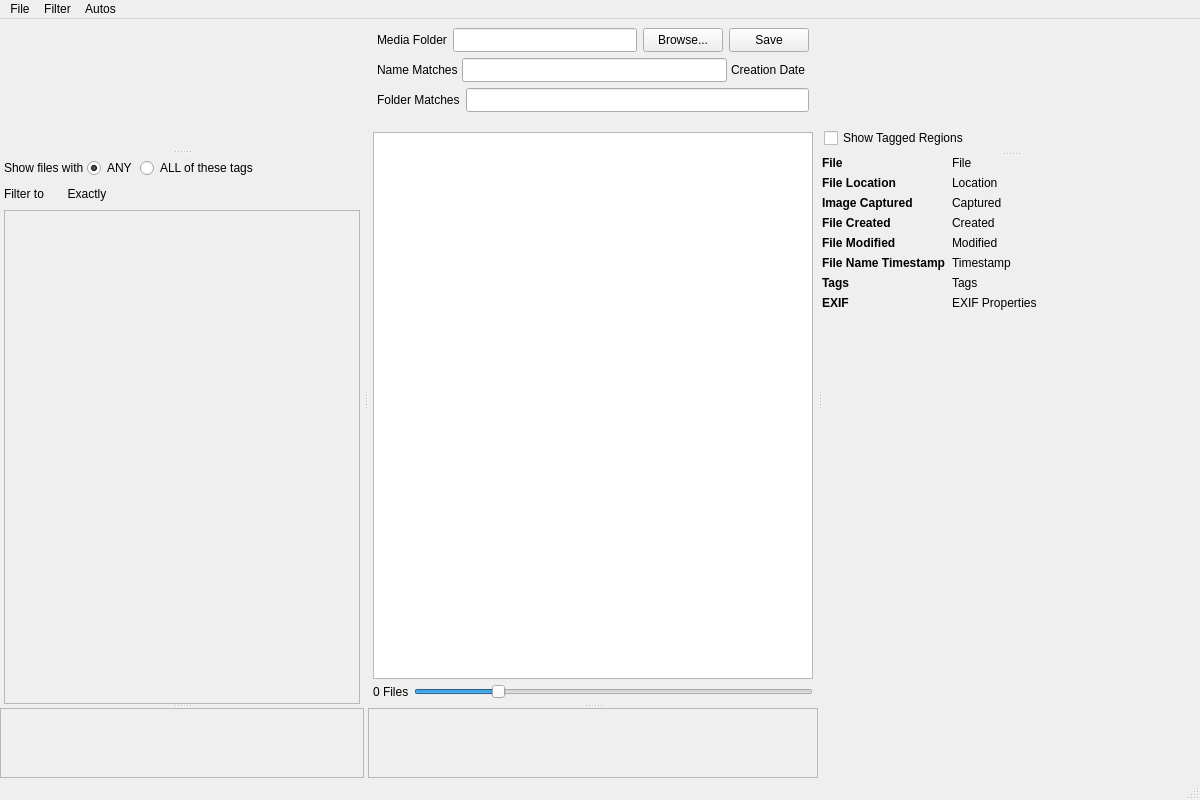
Above: mainwindow.ui from merrillaldrich/compendia before the change. Below: the same form after it.
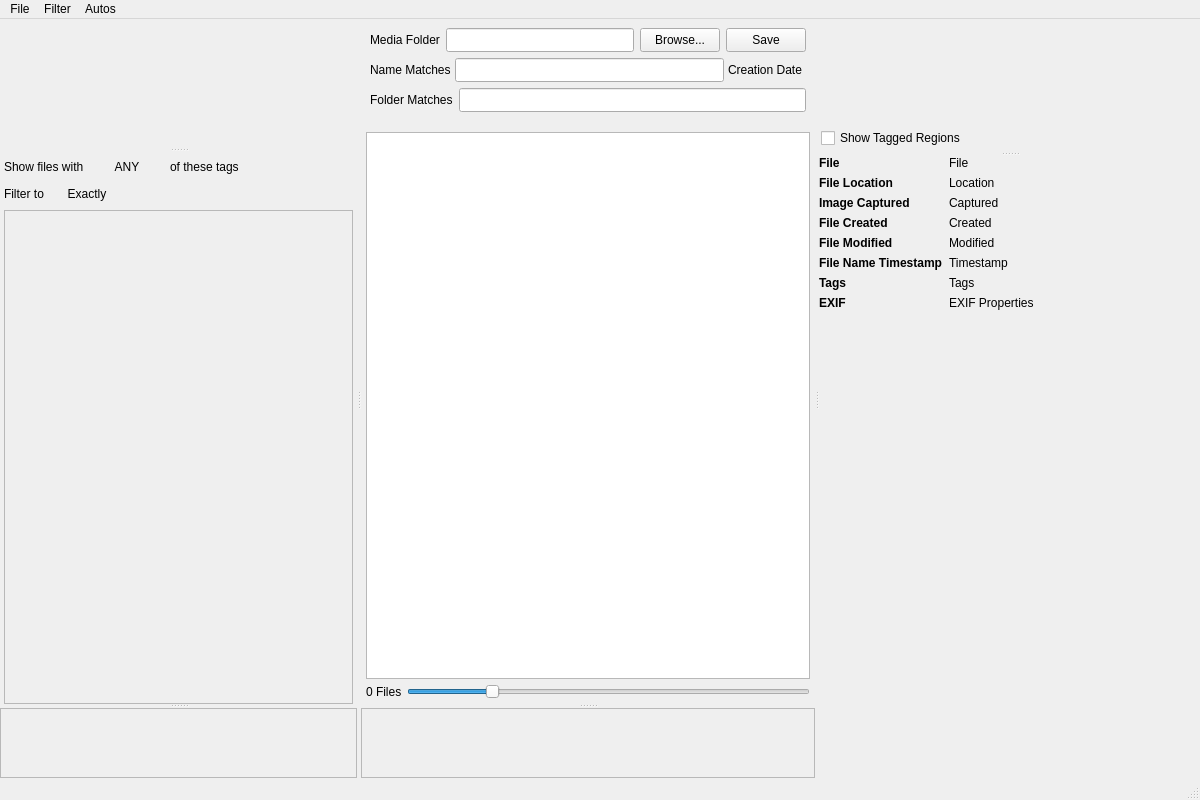
That is the form after the change. Custom widgets are drawn as their Qt base class.

Commit message:
Replace tag filter mode radio buttons with dropdown button
Replaces the ANY/ALL QRadioButton pair with a flat QPushButton
(tagFilterModeButton) using the same nav-blue dropdown style as the
rating filter mode button.  Removes the on_tagFilterAllRadio_toggled
slot and its explicit sync calls; the proxy is initialised to AnyTag
once in the constructor menu setup.  Also caps button widths:
tagFilterModeButton at 60px, ratingFilterModeButton at 90px.

```diff
--- a/mainwindow.ui
+++ b/mainwindow.ui
@@ -67,19 +67,19 @@
             </widget>
            </item>
            <item>
-            <widget class="QRadioButton" name="tagFilterAnyRadio">
+            <widget class="QPushButton" name="tagFilterModeButton">
              <property name="text">
               <string>ANY</string>
              </property>
-             <property name="checked">
+             <property name="flat">
               <bool>true</bool>
              </property>
             </widget>
            </item>
            <item>
-            <widget class="QRadioButton" name="tagFilterAllRadio">
+            <widget class="QLabel" name="tagFilterModeSuffix">
              <property name="text">
-              <string>ALL of these tags</string>
+              <string>of these tags</string>
              </property>
             </widget>
            </item>
```
The commit also changes 2 other files.
